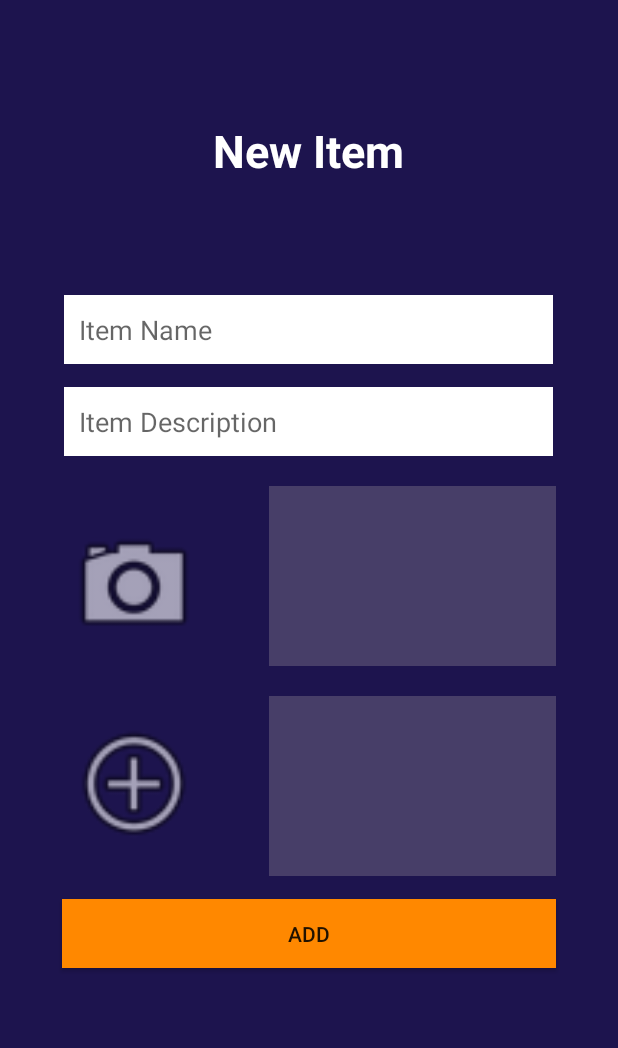
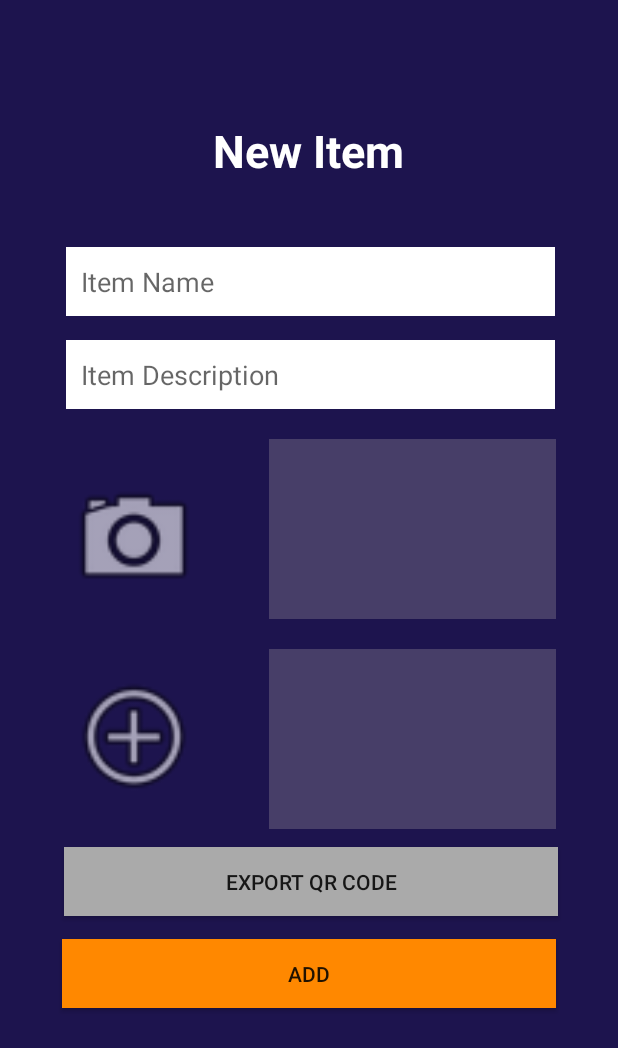
Before and after one commit to verolemieux/comp3074-project, an Android app: the layout activity_add_item.xml on its own in the app's theme, with its tools: preview values and no code run, on a phone screen of 412 x 824 dp. Shown: the top 1048 px of the screen. Run offline under Robolectric (Android 15) with nearby library versions, the phone set to English and light mode, and no system bars.

Commit message:
Updating branch

```diff
--- a/app/src/main/java/ca/georgebrown/comp3074/project/Backpack/Backpack.java
+++ b/app/src/main/java/ca/georgebrown/comp3074/project/Backpack/Backpack.java
@@ -32,7 +32,7 @@ public class Backpack implements Serializable{
         return Backpack_Id;
     }
 
-    public void setBackpack_Id(int backpack_Id) {
+    public void setBackpack_Id(long backpack_Id) {
         Backpack_Id = backpack_Id;
     }
 
--- a/app/src/main/java/ca/georgebrown/comp3074/project/DatabaseAccess/DBHelper.java
+++ b/app/src/main/java/ca/georgebrown/comp3074/project/DatabaseAccess/DBHelper.java
@@ -7,7 +7,7 @@ import android.database.sqlite.SQLiteOpenHelper;
 import androidx.annotation.Nullable;
 
 public class DBHelper extends SQLiteOpenHelper {
-    public static final int DATABASE_VERSION = 3;
+    public static final int DATABASE_VERSION = 4;
     public static final String DATABASE_NAME = "project.db";
 
     public DBHelper(Context context)
@@ -23,6 +23,7 @@ public class DBHelper extends SQLiteOpenHelper {
         db.execSQL(BPContract.BPEntity.SQL_CREATE_BP);
         db.execSQL(EventsContract.EventsEntity.SQL_CREATE_EVENTS);
         db.execSQL(RoutesContract.RoutesEntity.SQL_CREATE_ROUTES);
+        db.execSQL(ItemBPContract.ItempBPEntity.SQL_CREATE_ITEM_BACKPACK);
         //db.execSQL(DBContract.DBEntity.SQL_CREATE_BACKPACK);
         db.execSQL(DBContract.DBEntity.SQL_CREATE_ITEM_BACKPACK);
         //db.execSQL(DBContract.DBEntity.SQL_CREATE_EVENTS);
@@ -37,6 +38,7 @@ public class DBHelper extends SQLiteOpenHelper {
         //db.execSQL(DBContract.DBEntity.SQL_DROP_BACKPACKS_);
         db.execSQL(DBContract.DBEntity.SQL_DROP_ITEM_BACKPACK_);
         db.execSQL(RoutesContract.RoutesEntity.SQL_DROP_ROUTES_);
+        db.execSQL(ItemBPContract.ItempBPEntity.SQL_DROP_ITEM_BACKPACK_);
         //db.execSQL(DBContract.DBEntity.SQL_DROP_EVENTS_);
         onCreate(db);
     }
--- a/app/src/main/java/ca/georgebrown/comp3074/project/DatabaseAccess/EventsContract.java
+++ b/app/src/main/java/ca/georgebrown/comp3074/project/DatabaseAccess/EventsContract.java
@@ -16,7 +16,7 @@ public class EventsContract {
         public static final String SQL_CREATE_EVENTS = "CREATE TABLE " + TABLE_NAME_EVENTS + " ( " + _ID +
                 " INTEGER PRIMARY KEY, " + COLUMN_NAME_EVENT_NAME + " TEXT, " + COLUMN_NAME_EVENT_DESCRIPTION +
                 " TEXT, " + COLUMN_NAME_EVENT_DATE + " TEXT, " + COLUMN_NAME_EVENT_BACKPACK + " INTEGER, " +
-                COLUMN_NAME_EVENT_ROUTE + " INTEGER " +
+                COLUMN_NAME_EVENT_ROUTE + " INTEGER, " +
                 COLUMN_NAME_USER_EMAIL_EVENTS + " TEXT)";
 
         public static final String SQL_DROP_EVENTS_ ="DROP TABLE IF EXISTS " + TABLE_NAME_EVENTS;
--- a/app/src/main/java/ca/georgebrown/comp3074/project/DatabaseAccess/ItemBPDAO.java
+++ b/app/src/main/java/ca/georgebrown/comp3074/project/DatabaseAccess/ItemBPDAO.java
@@ -35,6 +35,12 @@ public class ItemBPDAO {
                 + " = "+ bp;
         db.delete(ItemBPContract.ItempBPEntity.TABLE_NAME_ITEM_BACKPACK,where,null);
     }
+    public void deleteBP(long bp, String email){
+        SQLiteDatabase db = dbHelper.getWritableDatabase();
+        String where = ItemBPContract.ItempBPEntity.COLUMN_NAME_USER_EMAIL + " = '"+email+"'"+" AND "+
+                ItemBPContract.ItempBPEntity.COLUMN_NAME_BACKPACK_ID+" = "+bp;
+        db.delete(ItemBPContract.ItempBPEntity.TABLE_NAME_ITEM_BACKPACK, where, null);
+    }
     public ArrayList<Item> getItemsFromBP(long bp, String email){
         SQLiteDatabase db = dbHelper.getWritableDatabase();
         ArrayList<Item> items = new ArrayList<>();
--- a/app/src/main/java/ca/georgebrown/comp3074/project/Event/Event.java
+++ b/app/src/main/java/ca/georgebrown/comp3074/project/Event/Event.java
@@ -26,7 +26,7 @@ public class Event implements Serializable {
         return Event_Id;
     }
 
-    public void setEvent_Id(int event_Id) {
+    public void setEvent_Id(long event_Id) {
         Event_Id = event_Id;
     }
 
--- a/app/src/main/java/ca/georgebrown/comp3074/project/Event/EventsActivity.java
+++ b/app/src/main/java/ca/georgebrown/comp3074/project/Event/EventsActivity.java
@@ -23,6 +23,7 @@ import java.util.ArrayList;
 import java.util.List;
 
 import ca.georgebrown.comp3074.project.Backpack.EditBackpackActivity;
+
 import ca.georgebrown.comp3074.project.DatabaseAccess.EventsDAO;
 import ca.georgebrown.comp3074.project.HomeActivity;
 import ca.georgebrown.comp3074.project.BaseActivity;
@@ -34,6 +35,9 @@ public class EventsActivity extends BaseActivity {
     ArrayList<Event> userEvents;
     EventAdapter adapter;
     EditText txtEventName;
+
+    EventsDAO eventTable;
+    ArrayList<Event> events;
 
     @Override
     protected void onCreate(Bundle savedInstanceState) {
@@ -54,6 +58,7 @@ public class EventsActivity extends BaseActivity {
         validatedUser.Event_List = userEvents;
         ListView eventList = findViewById(R.id.event_list);
         adapter = new EventAdapter(this,R.layout.event_layout,userEvents);
+
         eventList.setAdapter(adapter);
 
         addEvent.setOnClickListener(new View.OnClickListener()
@@ -113,6 +118,7 @@ public class EventsActivity extends BaseActivity {
         }
     }
 
+
     @Override
     public boolean onOptionsItemSelected(@NonNull MenuItem item) {
         return super.onOptionsItemSelected(item);
--- a/app/src/main/res/layout/activity_add_backpack.xml
+++ b/app/src/main/res/layout/activity_add_backpack.xml
@@ -67,7 +67,7 @@
         android:layout_marginEnd="43dp"
         android:layout_marginRight="43dp"
         android:background="@android:color/darker_gray"
-        android:text="Add New Item to my list"
+        android:text="Add Item Using QR Code"
         android:textSize="14sp"
         app:layout_constraintEnd_toEndOf="parent"
         app:layout_constraintStart_toStartOf="parent"
--- a/app/src/main/res/layout/activity_add_item.xml
+++ b/app/src/main/res/layout/activity_add_item.xml
@@ -10,6 +10,21 @@
         android:layout_width="match_parent"
         android:layout_height="match_parent"
         android:background="#EE0D0442">
+
+        <Button
+            android:id="@+id/btnExport"
+            android:layout_width="329dp"
+            android:layout_height="46dp"
+            android:layout_marginStart="42dp"
+            android:layout_marginLeft="42dp"
+            android:layout_marginTop="12dp"
+            android:layout_marginEnd="40dp"
+            android:layout_marginRight="40dp"
+            android:background="@android:color/darker_gray"
+            android:text="Export QR Code"
+            app:layout_constraintEnd_toEndOf="parent"
+            app:layout_constraintStart_toStartOf="parent"
+            app:layout_constraintTop_toBottomOf="@+id/imgQrCode" />
 
         <ImageView
             android:id="@+id/imgQrCode"
@@ -38,24 +53,23 @@
             android:text="Add"
             app:layout_constraintEnd_toEndOf="parent"
             app:layout_constraintStart_toStartOf="parent"
-            app:layout_constraintTop_toBottomOf="@+id/imgQrCode" />
+            app:layout_constraintTop_toBottomOf="@+id/btnExport" />
 
         <EditText
             android:id="@+id/txtItemDescription"
             android:layout_width="326dp"
             android:layout_height="46dp"
-            android:layout_marginStart="40dp"
-            android:layout_marginLeft="40dp"
-            android:layout_marginTop="15dp"
-            android:layout_marginEnd="40dp"
-            android:layout_marginRight="40dp"
+            android:layout_marginStart="43dp"
+            android:layout_marginLeft="43dp"
+            android:layout_marginTop="16dp"
+            android:layout_marginEnd="42dp"
+            android:layout_marginRight="42dp"
             android:background="@android:color/white"
             android:ems="10"
             android:hint="Item Description"
             android:inputType="textPersonName"
             android:padding="10sp"
             app:layout_constraintEnd_toEndOf="parent"
-            app:layout_constraintHorizontal_bias="0.4"
             app:layout_constraintStart_toStartOf="parent"
             app:layout_constraintTop_toBottomOf="@+id/txtItemName" />
 
@@ -80,18 +94,17 @@
             android:id="@+id/txtItemName"
             android:layout_width="326dp"
             android:layout_height="46dp"
-            android:layout_marginStart="40dp"
-            android:layout_marginLeft="40dp"
-            android:layout_marginTop="76dp"
-            android:layout_marginEnd="40dp"
-            android:layout_marginRight="40dp"
+            android:layout_marginStart="43dp"
+            android:layout_marginLeft="43dp"
+            android:layout_marginTop="44dp"
+            android:layout_marginEnd="42dp"
+            android:layout_marginRight="42dp"
             android:background="@android:color/white"
             android:ems="10"
             android:hint="Item Name"
             android:inputType="textPersonName"
             android:padding="10sp"
             app:layout_constraintEnd_toEndOf="parent"
-            app:layout_constraintHorizontal_bias="0.4"
             app:layout_constraintStart_toStartOf="parent"
             app:layout_constraintTop_toBottomOf="@+id/textView" />
 
```
Also changed, not shown: app/src/main/java/ca/georgebrown/comp3074/project/Backpack/EditBackpackActivity.java (+8 -2 lines), app/src/main/java/ca/georgebrown/comp3074/project/DatabaseAccess/EventsDAO.java (+18 -0 lines), app/src/main/java/ca/georgebrown/comp3074/project/DatabaseAccess/RoutesDAO.java (+10 -0 lines), app/src/main/java/ca/georgebrown/comp3074/project/Event/EditEventActivity.java (+27 -4 lines), app/src/main/java/ca/georgebrown/comp3074/project/Item/EditItemActivity.java (+20 -4 lines), app/src/main/res/layout/activity_add_event.xml (+34 -27 lines), app/src/main/res/layout/activity_edit_event.xml (+52 -40 lines), app/src/main/res/layout/activity_edit_item.xml (+3 -4 lines), app/src/main/res/layout/backpack_row_layout.xml (+5 -4 lines), app/src/main/res/layout/route_row_layout.xml (+6 -5 lines).
